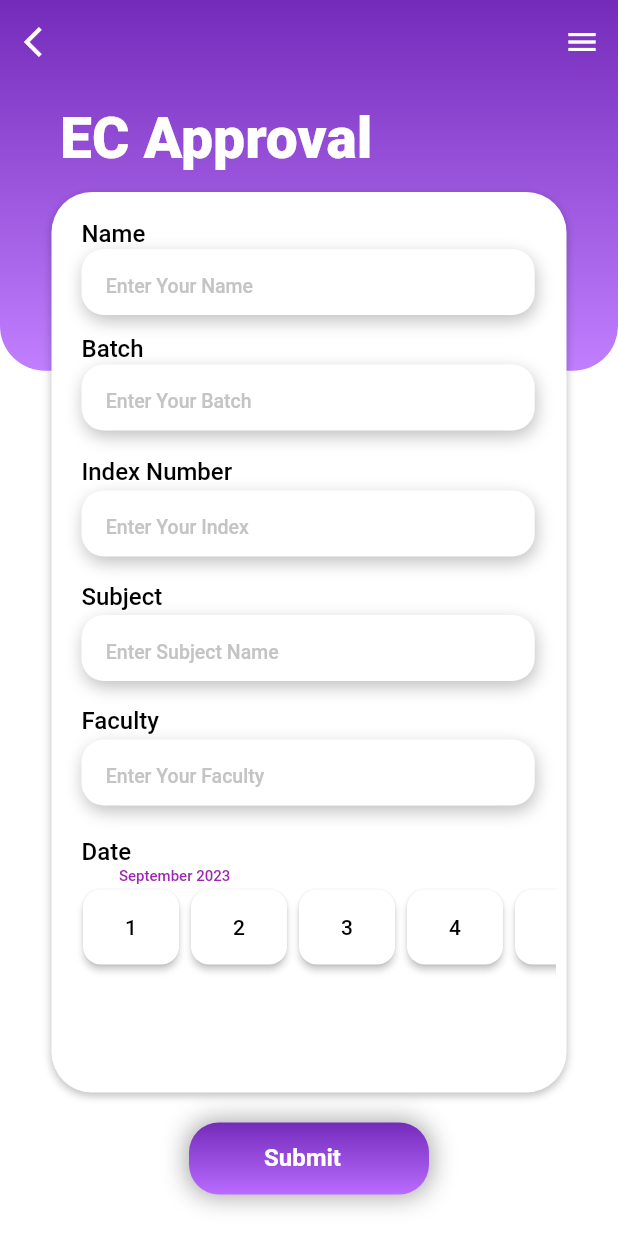
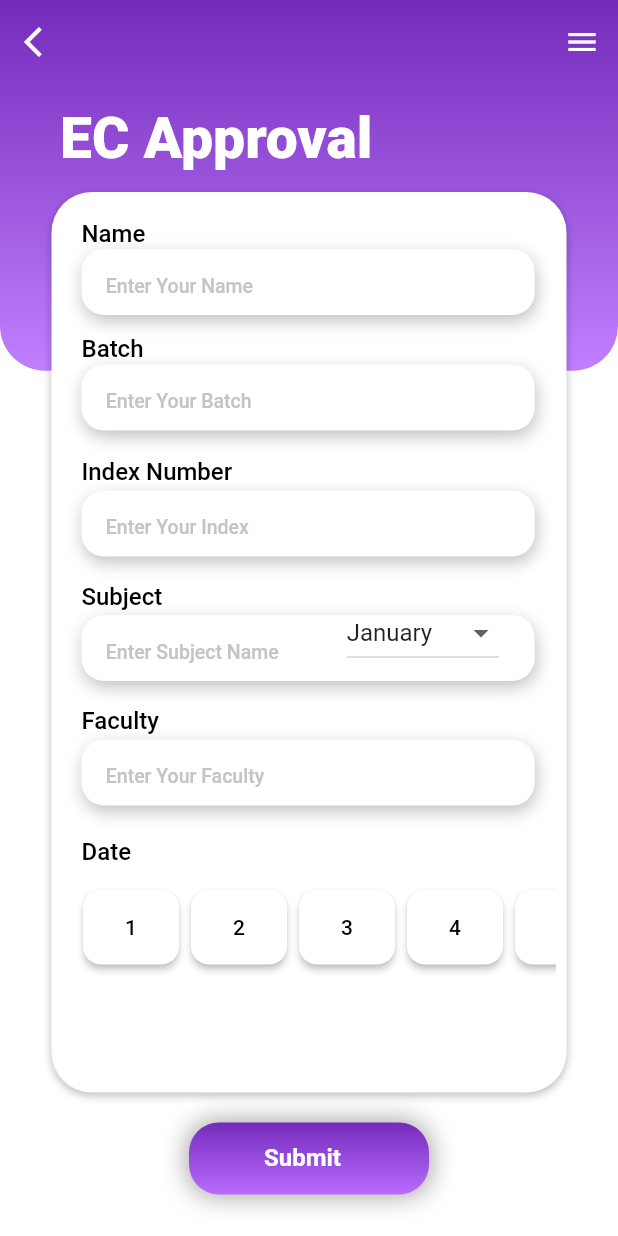
Before and after one commit to Isurusandaruwan697/NMEDIX, a Flutter app: the EcApproval screen opened directly with empty values, on a phone screen of 412 x 824 dp. Run offline on Flutter 3.47's test engine with Material 2 defaults, Android fonts, the light colour scheme and no system bars; our stand-ins replace carousel_slider, cloud_firestore, firebase_auth, firebase_core; accounts and stored records are empty; Roboto replaces fonts that are missing (Montserrat).

Commit message:
Update ec_approval_page.dart

```diff
--- a/lib/pages/ec_approval_page.dart
+++ b/lib/pages/ec_approval_page.dart
@@ -26,6 +26,25 @@ class _EcApprovalState extends State<EcApproval> {
 
   final List<int> dates = List.generate(31, (index) => index + 1);
   int selectedDate = 1;
+    String selectedMonth = 'January'; // Initially set to January
+
+
+
+  // List of months
+  final List<String> months = [
+    'January',
+    'February',
+    'March',
+    'April',
+    'May',
+    'June',
+    'July',
+    'August',
+    'September',
+    'October',
+    'November',
+    'December',
+  ];
 
   @override
   Widget build(BuildContext context) {
@@ -443,17 +462,32 @@ class _EcApprovalState extends State<EcApproval> {
                         ),
                       ),
                       Positioned(
-                        left: 45,
-                        top: 450,
-                        child: Text(
-                          'September 2023',
-                          style: TextStyle(
-                            color: Colors.purple,
-                            fontSize: 10,
-                            fontFamily: 'Montserrat',
-                            fontWeight: FontWeight.w500,
-                          ),
+                        right: 45,
+                        top: 270,
+                        child: DropdownButton<String>(
+                          value: selectedMonth,
+                          onChanged: (String? newValue) {
+                            setState(() {
+                              selectedMonth = newValue!;
+                            });
+                          },
+                          items: months
+                              .map<DropdownMenuItem<String>>((String value) {
+                            return DropdownMenuItem<String>(
+                              value: value,
+                              child: Text(value),
+                            );
+                          }).toList(),
                         ),
+                        // Text(
+                        //   'September 2023',
+                        //   style: TextStyle(
+                        //     color: Colors.purple,
+                        //     fontSize: 10,
+                        //     fontFamily: 'Montserrat',
+                        //     fontWeight: FontWeight.w500,
+                        //   ),
+                        // ),
                       ),
                       Positioned(
                         left: 10,
```
